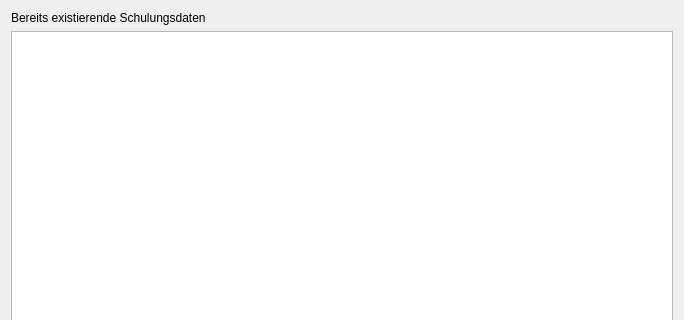
Qt form ui/qmtraindataconflictdialog.ui (Christian-Kr/QualificationMatrix) before a commit; both pictures show x 0 to 684 and y 0 to 320 of the 684 by 473 pixel window.
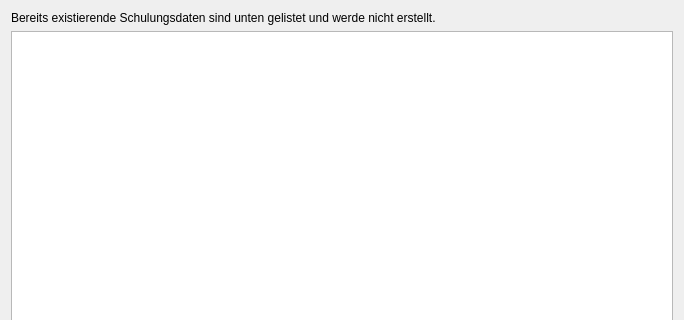
The same form after that commit.

The edit to the form file:
```diff
--- a/ui/qmtraindataconflictdialog.ui
+++ b/ui/qmtraindataconflictdialog.ui
@@ -17,7 +17,7 @@
    <item row="0" column="0">
     <widget class="QLabel" name="label">
      <property name="text">
-      <string>Bereits existierende Schulungsdaten</string>
+      <string>Bereits existierende Schulungsdaten sind unten gelistet und werde nicht erstellt.</string>
      </property>
     </widget>
    </item>
```
